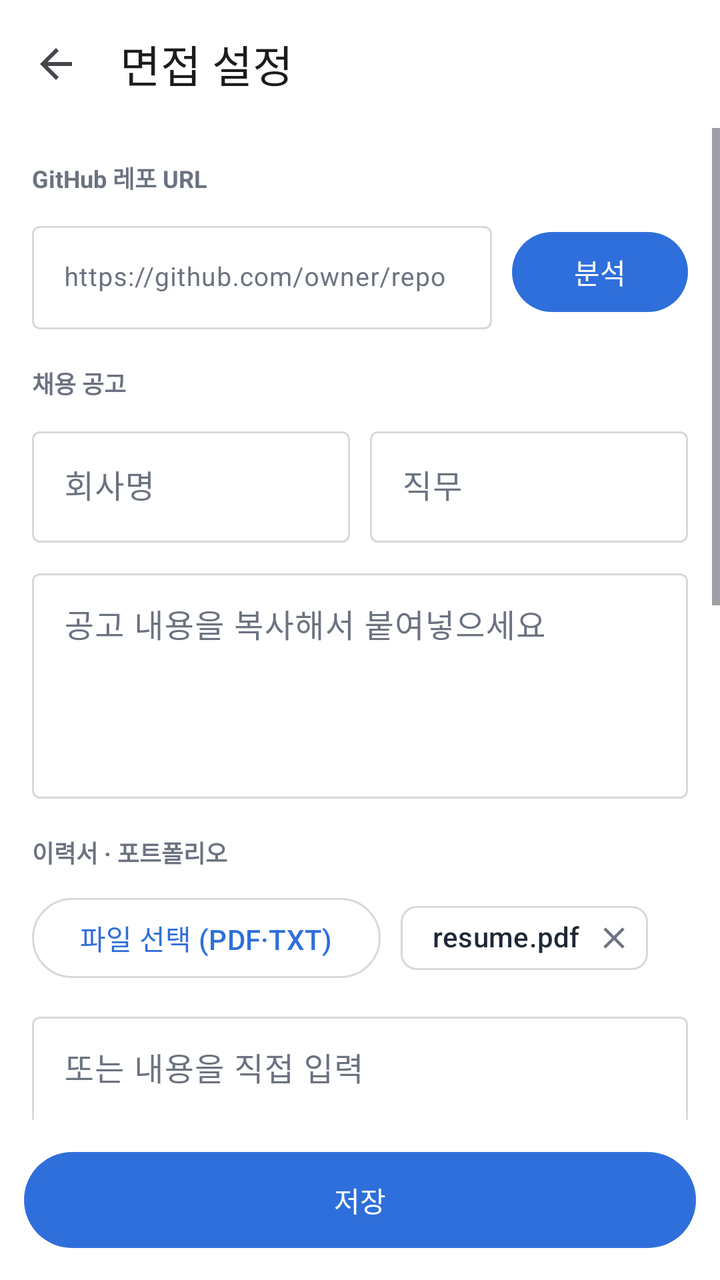
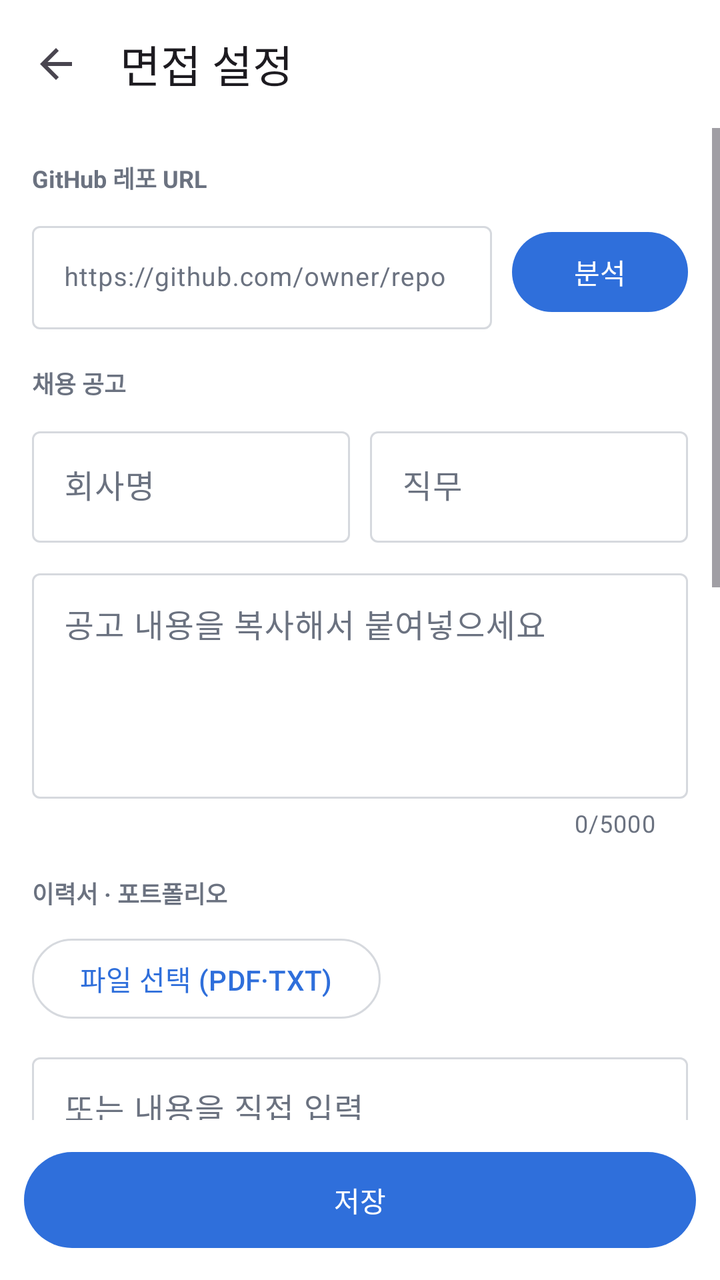

Compare the two renders of this Android layout. The source of the first and the diff that turns it into the second are given below.
<!-- AndroidManifest.xml: application theme Theme.InterviewTrainer -->
<!-- res/layout/activity_interview_settings.xml -->
<?xml version="1.0" encoding="utf-8"?>
<LinearLayout xmlns:android="http://schemas.android.com/apk/res/android"
    xmlns:app="http://schemas.android.com/apk/res-auto"
    xmlns:tools="http://schemas.android.com/tools"
    android:layout_width="match_parent"
    android:layout_height="match_parent"
    android:orientation="vertical"
    tools:context=".interview.InterviewSettingsActivity">

    <com.google.android.material.appbar.MaterialToolbar
        android:id="@+id/toolbar"
        android:layout_width="match_parent"
        android:layout_height="?attr/actionBarSize"
        app:navigationIcon="?attr/homeAsUpIndicator"
        app:title="면접 설정" />

    <ScrollView
        android:layout_width="match_parent"
        android:layout_height="0dp"
        android:layout_weight="1">

        <LinearLayout
            android:layout_width="match_parent"
            android:layout_height="wrap_content"
            android:divider="@drawable/space_10"
            android:orientation="vertical"
            android:padding="16dp"
            android:showDividers="middle">

            
            <TextView
                style="@style/App.Text.Caption"
                android:layout_width="wrap_content"
                android:layout_height="wrap_content"
                android:text="GitHub 레포 URL" />

            <LinearLayout
                android:layout_width="match_parent"
                android:layout_height="wrap_content"
                android:divider="@drawable/space_10"
                android:gravity="center_vertical"
                android:orientation="horizontal"
                android:showDividers="middle">

                <com.google.android.material.textfield.TextInputLayout
                    style="@style/Widget.Material3.TextInputLayout.OutlinedBox"
                    android:layout_width="0dp"
                    android:layout_height="wrap_content"
                    android:layout_weight="1"
                    android:id="@+id/tilGithub"
                    android:hint="https://github.com/owner/repo">

                    <com.google.android.material.textfield.TextInputEditText
                        android:id="@+id/etGithub"
                        android:layout_width="match_parent"
                        android:layout_height="wrap_content"
                        android:inputType="textUri"
                        android:singleLine="true"
                        android:textSize="13sp" />
                </com.google.android.material.textfield.TextInputLayout>

                <com.google.android.material.button.MaterialButton
                    android:layout_width="wrap_content"
                    android:id="@+id/btnAnalyze"
                    android:layout_height="wrap_content"
                    android:text="분석" />
            </LinearLayout>

            <com.google.android.material.card.MaterialCardView
                android:id="@+id/cardRepo"
                style="@style/App.Card.Ok"
                android:visibility="gone"
                android:layout_width="match_parent"
                android:layout_height="wrap_content">

                <LinearLayout
                    android:layout_width="match_parent"
                    android:layout_height="wrap_content"
                    android:orientation="vertical"
                    android:padding="12dp">

                    <TextView
                        style="@style/App.Text.Title"
                        android:layout_width="wrap_content"
                        android:layout_height="wrap_content"
                        android:id="@+id/tvRepoTitle"
                        android:text="✓ 분석 완료 · Kotlin, Room, OkHttp"
                        android:textColor="@color/ok" />

                    <TextView
                        style="@style/App.Text.Mut"
                        android:layout_width="wrap_content"
                        android:layout_height="wrap_content"
                        android:id="@+id/tvRepoSub"
                        android:text="예상 프로젝트 질문 8개" />
                </LinearLayout>
            </com.google.android.material.card.MaterialCardView>

            
            <TextView
                style="@style/App.Text.Caption"
                android:layout_width="wrap_content"
                android:layout_height="wrap_content"
                android:layout_marginTop="8dp"
                android:text="채용 공고" />

            <LinearLayout
                android:layout_width="match_parent"
                android:layout_height="wrap_content"
                android:divider="@drawable/space_10"
                android:orientation="horizontal"
                android:showDividers="middle">

                <com.google.android.material.textfield.TextInputLayout
                    style="@style/Widget.Material3.TextInputLayout.OutlinedBox"
                    android:layout_width="0dp"
                    android:layout_height="wrap_content"
                    android:layout_weight="1"
                    android:hint="회사명">

                    <com.google.android.material.textfield.TextInputEditText
                        android:id="@+id/etCompany"
                        android:layout_width="match_parent"
                        android:layout_height="wrap_content"
                        android:inputType="text"
                        android:singleLine="true" />
                </com.google.android.material.textfield.TextInputLayout>

                <com.google.android.material.textfield.TextInputLayout
                    style="@style/Widget.Material3.TextInputLayout.OutlinedBox"
                    android:layout_width="0dp"
                    android:layout_height="wrap_content"
                    android:layout_weight="1"
                    android:hint="직무">

                    <com.google.android.material.textfield.TextInputEditText
                        android:id="@+id/etRole"
                        android:layout_width="match_parent"
                        android:layout_height="wrap_content"
                        android:inputType="text"
                        android:singleLine="true" />
                </com.google.android.material.textfield.TextInputLayout>
            </LinearLayout>

            <com.google.android.material.textfield.TextInputLayout
                style="@style/Widget.Material3.TextInputLayout.OutlinedBox"
                android:layout_width="match_parent"
                android:layout_height="wrap_content"
                android:hint="공고 내용을 복사해서 붙여넣으세요">

                <com.google.android.material.textfield.TextInputEditText
                    android:layout_width="match_parent"
                    android:layout_height="wrap_content"
                    android:gravity="top"
                    android:inputType="textMultiLine"
                    android:minLines="4" />
            </com.google.android.material.textfield.TextInputLayout>

            
            <TextView
                style="@style/App.Text.Caption"
                android:layout_width="wrap_content"
                android:layout_height="wrap_content"
                android:layout_marginTop="8dp"
                android:text="이력서 · 포트폴리오" />

            <LinearLayout
                android:layout_width="match_parent"
                android:layout_height="wrap_content"
                android:divider="@drawable/space_10"
                android:gravity="center_vertical"
                android:orientation="horizontal"
                android:showDividers="middle">

                <com.google.android.material.button.MaterialButton
                    style="?attr/materialButtonOutlinedStyle"
                    android:layout_width="wrap_content"
                    android:layout_height="wrap_content"
                    android:text="파일 선택 (PDF·TXT)" />

                <com.google.android.material.chip.Chip
                    style="@style/Widget.Material3.Chip.Assist"
                    android:layout_width="wrap_content"
                    android:layout_height="wrap_content"
                    android:text="resume.pdf"
                    app:closeIconVisible="true" />
            </LinearLayout>

            <com.google.android.material.textfield.TextInputLayout
                style="@style/Widget.Material3.TextInputLayout.OutlinedBox"
                android:layout_width="match_parent"
                android:layout_height="wrap_content"
                android:hint="또는 내용을 직접 입력">

                <com.google.android.material.textfield.TextInputEditText
                    android:id="@+id/etResume"
                    android:layout_width="match_parent"
                    android:layout_height="wrap_content"
                    android:gravity="top"
                    android:inputType="textMultiLine"
                    android:minLines="4" />
            </com.google.android.material.textfield.TextInputLayout>

            
            <TextView
                style="@style/App.Text.Caption"
                android:layout_width="wrap_content"
                android:layout_height="wrap_content"
                android:layout_marginTop="8dp"
                android:text="기타 요청 · 꼭 받고 싶은 질문" />

            <com.google.android.material.textfield.TextInputLayout
                style="@style/Widget.Material3.TextInputLayout.OutlinedBox"
                android:layout_width="match_parent"
                android:layout_height="wrap_content"
                android:hint="예) 프로젝트 위주로, 압박 면접으로, 동시성 질문 포함">

                <com.google.android.material.textfield.TextInputEditText
                    android:layout_width="match_parent"
                    android:layout_height="wrap_content"
                    android:gravity="top"
                    android:inputType="textMultiLine"
                    android:minLines="3" />
            </com.google.android.material.textfield.TextInputLayout>

            
            <TextView
                style="@style/App.Text.Caption"
                android:layout_width="wrap_content"
                android:layout_height="wrap_content"
                android:layout_marginTop="8dp"
                android:text="면접 옵션" />

            <TextView
                style="@style/App.Text"
                android:layout_width="wrap_content"
                android:layout_height="wrap_content"
                android:text="면접 유형" />

            <com.google.android.material.button.MaterialButtonToggleGroup
                android:id="@+id/toggleType"
                android:layout_width="match_parent"
                android:layout_height="wrap_content"
                app:selectionRequired="true"
                app:singleSelection="true">

                <com.google.android.material.button.MaterialButton
                    android:id="@+id/btnTypeCs"
                    style="?attr/materialButtonOutlinedStyle"
                    android:layout_width="0dp"
                    android:layout_height="wrap_content"
                    android:layout_weight="1"
                    android:text="CS" />

                <com.google.android.material.button.MaterialButton
                    android:id="@+id/btnTypeCover"
                    style="?attr/materialButtonOutlinedStyle"
                    android:layout_width="0dp"
                    android:layout_height="wrap_content"
                    android:layout_weight="1"
                    android:text="지원서" />

                <com.google.android.material.button.MaterialButton
                    android:id="@+id/btnTypeMixed"
                    style="?attr/materialButtonOutlinedStyle"
                    android:layout_width="0dp"
                    android:layout_height="wrap_content"
                    android:layout_weight="1"
                    android:text="혼합" />
            </com.google.android.material.button.MaterialButtonToggleGroup>

            
            <LinearLayout
                android:layout_width="match_parent"
                android:layout_height="wrap_content"
                android:gravity="center_vertical"
                android:orientation="horizontal">

                <TextView
                    style="@style/App.Text"
                    android:layout_width="0dp"
                    android:layout_height="wrap_content"
                    android:layout_weight="1"
                    android:text="주제 수" />

                <com.google.android.material.button.MaterialButton
                    android:id="@+id/btnCountMinus"
                    style="?attr/materialButtonOutlinedStyle"
                    android:layout_width="48dp"
                    android:layout_height="40dp"
                    android:insetTop="0dp"
                    android:insetBottom="0dp"
                    android:padding="0dp"
                    android:text="−" />

                <TextView
                    style="@style/App.Text.Title"
                    android:layout_width="40dp"
                    android:layout_height="wrap_content"
                    android:id="@+id/tvCount"
                    android:gravity="center"
                    android:text="5" />

                <com.google.android.material.button.MaterialButton
                    android:id="@+id/btnCountPlus"
                    style="?attr/materialButtonOutlinedStyle"
                    android:layout_width="48dp"
                    android:layout_height="40dp"
                    android:insetTop="0dp"
                    android:insetBottom="0dp"
                    android:padding="0dp"
                    android:text="＋" />
            </LinearLayout>

            <LinearLayout
                android:layout_width="match_parent"
                android:layout_height="wrap_content"
                android:gravity="center_vertical"
                android:orientation="horizontal">

                <TextView
                    style="@style/App.Text"
                    android:layout_width="0dp"
                    android:layout_height="wrap_content"
                    android:layout_weight="1"
                    android:text="주제당 꼬리질문" />

                <com.google.android.material.button.MaterialButton
                    android:id="@+id/btnFollowMinus"
                    style="?attr/materialButtonOutlinedStyle"
                    android:layout_width="48dp"
                    android:layout_height="40dp"
                    android:insetTop="0dp"
                    android:insetBottom="0dp"
                    android:padding="0dp"
                    android:text="−" />

                <TextView
                    style="@style/App.Text.Title"
                    android:layout_width="40dp"
                    android:layout_height="wrap_content"
                    android:id="@+id/tvFollow"
                    android:gravity="center"
                    android:text="2" />

                <com.google.android.material.button.MaterialButton
                    android:id="@+id/btnFollowPlus"
                    style="?attr/materialButtonOutlinedStyle"
                    android:layout_width="48dp"
                    android:layout_height="40dp"
                    android:insetTop="0dp"
                    android:insetBottom="0dp"
                    android:padding="0dp"
                    android:text="＋" />
            </LinearLayout>

            <TextView
                style="@style/App.Text"
                android:layout_width="wrap_content"
                android:layout_height="wrap_content"
                android:text="답변 방식" />

            <com.google.android.material.button.MaterialButtonToggleGroup
                android:id="@+id/toggleMode"
                android:layout_width="match_parent"
                android:layout_height="wrap_content"
                app:selectionRequired="true"
                app:singleSelection="true">

                <com.google.android.material.button.MaterialButton
                    android:id="@+id/btnModeText"
                    style="?attr/materialButtonOutlinedStyle"
                    android:layout_width="0dp"
                    android:layout_height="wrap_content"
                    android:layout_weight="1"
                    android:text="텍스트" />

                <com.google.android.material.button.MaterialButton
                    android:id="@+id/btnModeVoice"
                    style="?attr/materialButtonOutlinedStyle"
                    android:layout_width="0dp"
                    android:layout_height="wrap_content"
                    android:layout_weight="1"
                    android:text="음성" />
            </com.google.android.material.button.MaterialButtonToggleGroup>
        </LinearLayout>
    </ScrollView>

    <com.google.android.material.button.MaterialButton
        android:id="@+id/btnSave"
        android:layout_width="match_parent"
        android:layout_height="56dp"
        android:layout_margin="12dp"
        android:text="저장" />
</LinearLayout>
<!-- resources referenced by this layout -->
<resources>
  <color name="ok">#2E8B57</color>
  <!-- drawable space_10 (drawable) -->
  <?xml version="1.0" encoding="utf-8"?>
  <shape xmlns:android="http://schemas.android.com/apk/res/android" android:shape="rectangle">
      <size android:width="10dp" android:height="10dp" />
      <solid android:color="@android:color/transparent" />
  </shape>
  <style name="App.Card.Ok">
          <item name="cardBackgroundColor">@color/okbg</item>
          <item name="strokeColor">@color/okline</item>
      </style>
  <style name="App.Text" parent="">
          <item name="android:textColor">@color/ink</item>
          <item name="android:textSize">14sp</item>
      </style>
  <style name="App.Text.Caption">
          <item name="android:textColor">@color/mut</item>
          <item name="android:textSize">12sp</item>
          <item name="android:textStyle">bold</item>
      </style>
  <style name="App.Text.Mut">
          <item name="android:textColor">@color/mut</item>
          <item name="android:textSize">12sp</item>
      </style>
  <style name="App.Text.Title">
          <item name="android:textSize">15sp</item>
          <item name="android:textStyle">bold</item>
      </style>
  <style name="Theme.InterviewTrainer" parent="Base.Theme.InterviewTrainer" />
  <color name="okbg">#EAF6EF</color>
  <color name="okline">#B5DCC4</color>
  <color name="ink">#1F2937</color>
  <color name="mut">#6B7280</color>
  <style name="Base.Theme.InterviewTrainer" parent="Theme.Material3.Light.NoActionBar">
          <item name="colorPrimary">@color/acc</item>
          <item name="colorOnPrimary">@color/white</item>
          <item name="colorPrimaryContainer">@color/accbg</item>
          <item name="colorOnPrimaryContainer">@color/acc</item>
          <item name="colorSecondaryContainer">@color/accbg</item>
          <item name="colorOnSecondaryContainer">@color/acc</item>
          <item name="colorSurface">@color/white</item>
          <item name="colorOnSurface">@color/ink</item>
          <item name="colorOnSurfaceVariant">@color/mut</item>
          <item name="colorOutline">@color/line</item>
          <item name="colorError">@color/bad</item>
          <item name="android:windowBackground">@color/white</item>
      </style>
  <color name="acc">#2F6FDB</color>
  <color name="white">#FFFFFFFF</color>
  <color name="accbg">#E8F0FD</color>
  <color name="line">#D6D9DE</color>
  <color name="bad">#D64545</color>
</resources>

<!-- the commit's change to res/layout/activity_interview_settings.xml (unified diff, before → after) -->
@@ -146,9 +146,61 @@
                 style="@style/Widget.Material3.TextInputLayout.OutlinedBox"
                 android:layout_width="match_parent"
                 android:layout_height="wrap_content"
-                android:hint="공고 내용을 복사해서 붙여넣으세요">
+                android:hint="공고 내용을 복사해서 붙여넣으세요"
+                app:counterEnabled="true"
+                app:counterMaxLength="5000">
 
                 <com.google.android.material.textfield.TextInputEditText
+                    android:id="@+id/etJob"
+                    android:layout_width="match_parent"
+                    android:layout_height="wrap_content"
+                    android:gravity="top"
+                    android:inputType="textMultiLine"
+                    android:maxLength="5000"
+                    android:minLines="4" />
+            </com.google.android.material.textfield.TextInputLayout>
+
+            
+            <TextView
+                style="@style/App.Text.Caption"
+                android:layout_width="wrap_content"
+                android:layout_height="wrap_content"
+                android:layout_marginTop="8dp"
+                android:text="이력서 · 포트폴리오" />
+
+            <LinearLayout
+                android:layout_width="match_parent"
+                android:layout_height="wrap_content"
+                android:divider="@drawable/space_10"
+                android:gravity="center_vertical"
+                android:orientation="horizontal"
+                android:showDividers="middle">
+
+                <com.google.android.material.button.MaterialButton
+                    android:id="@+id/btnPickResume"
+                    style="?attr/materialButtonOutlinedStyle"
+                    android:layout_width="wrap_content"
+                    android:layout_height="wrap_content"
+                    android:text="파일 선택 (PDF·TXT)" />
+
+                <com.google.android.material.chip.Chip
+                    android:id="@+id/chipResume"
+                    style="@style/Widget.Material3.Chip.Assist"
+                    android:layout_width="wrap_content"
+                    android:layout_height="wrap_content"
+                    android:text="resume.pdf"
+                    android:visibility="gone"
+                    app:closeIconVisible="true" />
+            </LinearLayout>
+
+            <com.google.android.material.textfield.TextInputLayout
+                style="@style/Widget.Material3.TextInputLayout.OutlinedBox"
+                android:layout_width="match_parent"
+                android:layout_height="wrap_content"
+                android:hint="또는 내용을 직접 입력">
+
+                <com.google.android.material.textfield.TextInputEditText
+                    android:id="@+id/etResume"
                     android:layout_width="match_parent"
                     android:layout_height="wrap_content"
                     android:gravity="top"
@@ -162,64 +214,23 @@
                 android:layout_width="wrap_content"
                 android:layout_height="wrap_content"
                 android:layout_marginTop="8dp"
-                android:text="이력서 · 포트폴리오" />
-
-            <LinearLayout
-                android:layout_width="match_parent"
-                android:layout_height="wrap_content"
-                android:divider="@drawable/space_10"
-                android:gravity="center_vertical"
-                android:orientation="horizontal"
-                android:showDividers="middle">
-
-                <com.google.android.material.button.MaterialButton
-                    style="?attr/materialButtonOutlinedStyle"
-                    android:layout_width="wrap_content"
-                    android:layout_height="wrap_content"
-                    android:text="파일 선택 (PDF·TXT)" />
-
-                <com.google.android.material.chip.Chip
-                    style="@style/Widget.Material3.Chip.Assist"
-                    android:layout_width="wrap_content"
-                    android:layout_height="wrap_content"
-                    android:text="resume.pdf"
-                    app:closeIconVisible="true" />
-            </LinearLayout>
+                android:text="기타 요청 · 꼭 받고 싶은 질문" />
 
             <com.google.android.material.textfield.TextInputLayout
                 style="@style/Widget.Material3.TextInputLayout.OutlinedBox"
                 android:layout_width="match_parent"
                 android:layout_height="wrap_content"
-                android:hint="또는 내용을 직접 입력">
+                android:hint="예) 프로젝트 위주로, 압박 면접으로, 동시성 질문 포함"
+                app:counterEnabled="true"
+                app:counterMaxLength="500">
 
                 <com.google.android.material.textfield.TextInputEditText
-                    android:id="@+id/etResume"
+                    android:id="@+id/etExtra"
                     android:layout_width="match_parent"
                     android:layout_height="wrap_content"
                     android:gravity="top"
                     android:inputType="textMultiLine"
-                    android:minLines="4" />
-            </com.google.android.material.textfield.TextInputLayout>
-
-            
-            <TextView
-                style="@style/App.Text.Caption"
-                android:layout_width="wrap_content"
-                android:layout_height="wrap_content"
-                android:layout_marginTop="8dp"
-                android:text="기타 요청 · 꼭 받고 싶은 질문" />
-
-            <com.google.android.material.textfield.TextInputLayout
-                style="@style/Widget.Material3.TextInputLayout.OutlinedBox"
-                android:layout_width="match_parent"
-                android:layout_height="wrap_content"
-                android:hint="예) 프로젝트 위주로, 압박 면접으로, 동시성 질문 포함">
-
-                <com.google.android.material.textfield.TextInputEditText
-                    android:layout_width="match_parent"
-                    android:layout_height="wrap_content"
-                    android:gravity="top"
-                    android:inputType="textMultiLine"
+                    android:maxLength="500"
                     android:minLines="3" />
             </com.google.android.material.textfield.TextInputLayout>
 
